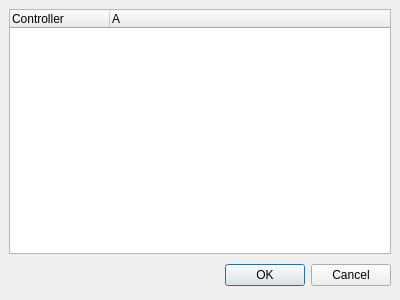
This is muse/muse/ctrl/ctrldialog.ui in emrum/muse as Qt 5 draws it before an edit. The edited form follows.
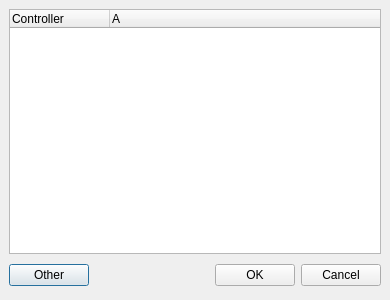
This is the edited form.

What changed in the file:
```diff
--- a/muse/muse/ctrl/ctrldialog.ui
+++ b/muse/muse/ctrl/ctrldialog.ui
@@ -8,7 +8,7 @@
    <rect>
     <x>0</x>
     <y>0</y>
-    <width>400</width>
+    <width>390</width>
     <height>300</height>
    </rect>
   </property>
@@ -53,6 +53,13 @@
      <property name="spacing" >
       <number>6</number>
      </property>
+     <item>
+      <widget class="QPushButton" name="otherButton" >
+       <property name="text" >
+        <string>Other</string>
+       </property>
+      </widget>
+     </item>
      <item>
       <spacer>
        <property name="orientation" >
```
Left out of the diff: 4 changed lines with no effect on the pictures.
